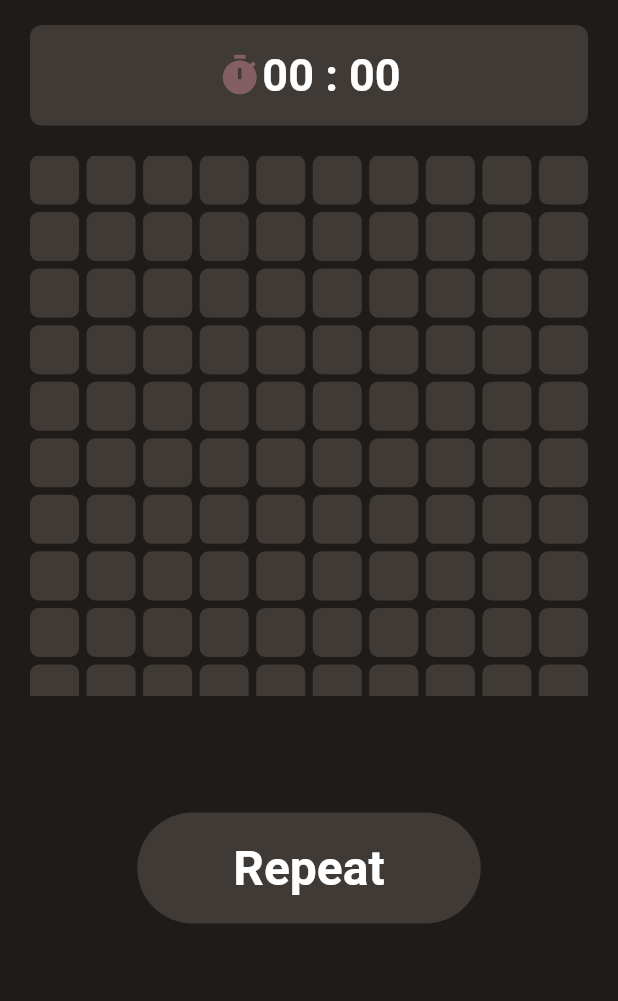
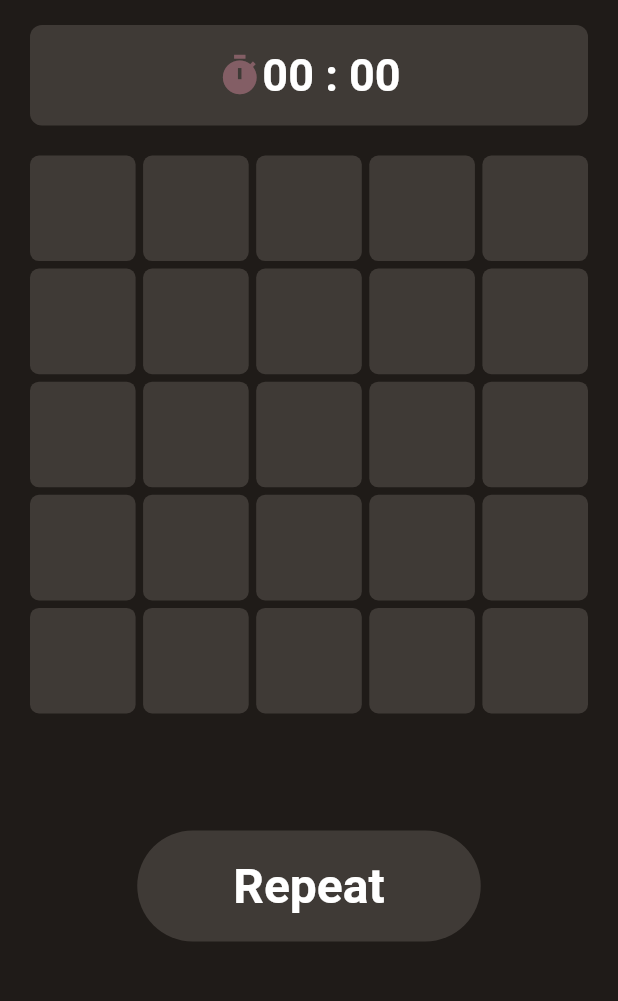
Before and after one commit to IsD4n73/Mine-Sweeper, a Flutter app: the screen it shows after launch, after a tap on "Repeat", on a phone screen of 412 x 824 dp, the part 59-1060 px from its top. Run offline on Flutter 3.47's test engine with Material 2 defaults, Android fonts, the phone set to English and light mode, and no system bars; our stand-ins replace audioplayers, chips_choice, shared_preferences.

Commit message:
fix grid

```diff
--- a/lib/controller/settings_controller.dart
+++ b/lib/controller/settings_controller.dart
@@ -1,3 +1,4 @@
+import 'package:mine_sweeper/model/mine_game.dart';
 import 'package:shared_preferences/shared_preferences.dart';
 
 void saveGrid(int grid) async {
@@ -8,6 +9,9 @@ void saveGrid(int grid) async {
 
 Future<int> getGrid() async {
   final SharedPreferences prefs = await SharedPreferences.getInstance();
+
+  MineSweeper.col = prefs.getInt('MS-grid') ?? 5;
+  MineSweeper.row = prefs.getInt('MS-grid') ?? 5;
 
   return prefs.getInt('MS-grid') ?? 5;
 }
--- a/lib/main.dart
+++ b/lib/main.dart
@@ -1,8 +1,13 @@
 import 'package:flutter/material.dart';
 import 'package:mine_sweeper/common/colors.dart';
+import 'package:mine_sweeper/controller/settings_controller.dart';
 import 'package:mine_sweeper/pages/game.dart';
 
-void main() {
+void main() async {
+  WidgetsFlutterBinding.ensureInitialized();
+
+  await getGrid();
+
   runApp(const MyApp());
 }
 
--- a/lib/model/mine_game.dart
+++ b/lib/model/mine_game.dart
@@ -5,7 +5,10 @@ class MineSweeper {
   static int col = 10;
   static int mineCount = 10;
   int cells = row * col;
+  int remainCells = row * col;
+  int remainMine = 0;
   bool gameOver = false;
+  bool gameWin = false;
   List<Cell> gameMap = [];
 
   List<List<dynamic>> map = List.generate(
@@ -32,7 +35,12 @@ class MineSweeper {
     for (int i = 0; i < mineNumber; i++) {
       int mineRow = random.nextInt(row);
       int mineCol = random.nextInt(col);
-      map[mineRow][mineCol] = Cell(mineRow, mineCol, "X", false);
+      if (map[mineRow][mineCol].content != "X") {
+        map[mineRow][mineCol] = Cell(mineRow, mineCol, "X", false);
+        remainMine++;
+      } else {
+        i--;
+      }
     }
   }
 
@@ -46,6 +54,8 @@ class MineSweeper {
       ),
     );
     gameMap.clear();
+    gameWin = false;
+    remainCells = row * col;
     generateMap();
   }
 
@@ -60,6 +70,26 @@ class MineSweeper {
     }
   }
 
+  // Action Place Flag
+  void placeFlag(Cell cell) {
+    // not clicked on mine
+    if (cell.content != "X") {
+      showMine();
+      gameOver = true;
+    } else {
+      // place flag
+      cell.content = "O";
+      cell.reveal = true;
+      remainCells--;
+      remainMine--;
+    }
+
+    // check for win
+    if (remainCells <= 0 || remainMine <= 0) {
+      gameWin = true;
+    }
+  }
+
   // Action Click Cell
   void clickCell(Cell cell) {
     // clicked on mine
@@ -69,6 +99,7 @@ class MineSweeper {
     } else {
       //calculate the near mine
       int mineCount = 0;
+      remainCells--;
 
       for (int i = max(cell.row - 1, 0); i <= min(cell.row + 1, row - 1); i++) {
         // cell araund
@@ -99,6 +130,11 @@ class MineSweeper {
         }
       }
     }
+
+    // check for win
+    if (remainCells <= 0) {
+      gameWin = true;
+    }
   }
 }
 
--- a/lib/pages/game.dart
+++ b/lib/pages/game.dart
@@ -72,11 +72,11 @@ class _GameScreenState extends State<GameScreen> {
             //! Banner time !\\
             InfoBanner(formatedTime(time: secondTime), Icons.timer),
             //! Game Grid !\\
-            Container(
-              width: double.infinity,
-              height: 400,
+            Padding(
               padding: const EdgeInsets.all(20),
               child: GridView.builder(
+                shrinkWrap: true,
+                physics: const NeverScrollableScrollPhysics(),
                 gridDelegate: SliverGridDelegateWithFixedCrossAxisCount(
                   crossAxisCount: MineSweeper.row,
                   crossAxisSpacing: 5,
@@ -89,7 +89,7 @@ class _GameScreenState extends State<GameScreen> {
                       : AppColor.lightPrimary;
 
                   return GestureDetector(
-                    onTap: game.gameOver
+                    onTap: game.gameOver || game.gameMap[index].reveal
                         ? null
                         : () {
                             setState(
@@ -120,6 +120,39 @@ class _GameScreenState extends State<GameScreen> {
                               },
                             );
                           },
+                    onLongPress: game.gameOver || game.gameMap[index].reveal
+                        ? null
+                        : () {
+                            setState(
+                              () {
+                                if (isFirstMove) {
+                                  timer = Timer.periodic(
+                                      const Duration(seconds: 1), (timer) {
+                                    setState(() {
+                                      secondTime++;
+                                    });
+                                  });
+
+                                  isFirstMove = false;
+                                }
+
+                                game.placeFlag(game.gameMap[index]);
+
+                                if (playAudio) {
+                                  AudioPlayer()
+                                      .play(AssetSource('sounds/click.wav'));
+                                }
+
+                                if (game.gameOver) {
+                                  timer.cancel();
+                                  if (playAudio) {
+                                    AudioPlayer()
+                                        .play(AssetSource('sounds/lose.wav'));
+                                  }
+                                }
+                              },
+                            );
+                          },
                     child: Container(
                       decoration: BoxDecoration(
                         color: cellColor,
@@ -130,15 +163,17 @@ class _GameScreenState extends State<GameScreen> {
                       child: Center(
                         child: Text(
                           game.gameMap[index].reveal
-                              ? "${game.gameMap[index].content}"
+                              ? "${game.gameMap[index].content != "O" ? game.gameMap[index].content : "🚩"}"
                               : "",
                           style: TextStyle(
                             color: game.gameMap[index].reveal
                                 ? game.gameMap[index].content == "X"
                                     ? Colors.red
-                                    : AppColor.letterColors[
-                                        game.gameMap[index].content]
-                                : Colors.transparent,
+                                    : game.gameMap[index].content == "O"
+                                        ? Colors.lightGreen
+                                        : AppColor.letterColors[
+                                            game.gameMap[index].content]
+                                : Colors.yellow,
                             fontSize: 20,
                           ),
                         ),
@@ -151,7 +186,11 @@ class _GameScreenState extends State<GameScreen> {
 
             //! Commands !\\
             Text(
-              game.gameOver ? "You Lose" : "",
+              game.gameOver
+                  ? "You Lose"
+                  : game.gameWin
+                      ? "You Win!"
+                      : "",
               style: const TextStyle(
                 color: Colors.white,
                 fontWeight: FontWeight.bold,
@@ -172,6 +211,7 @@ class _GameScreenState extends State<GameScreen> {
                   timer.cancel();
 
                   game.resetGame();
+
                   game.gameOver = false;
                 });
               },
```
Also changed, not shown: lib/pages/settings.dart (+7 -5 lines).
